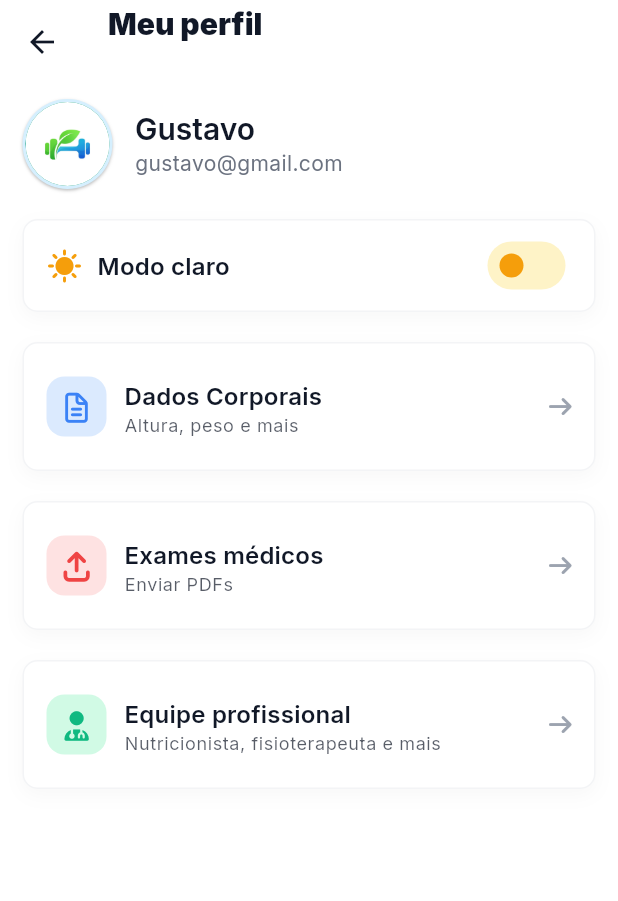
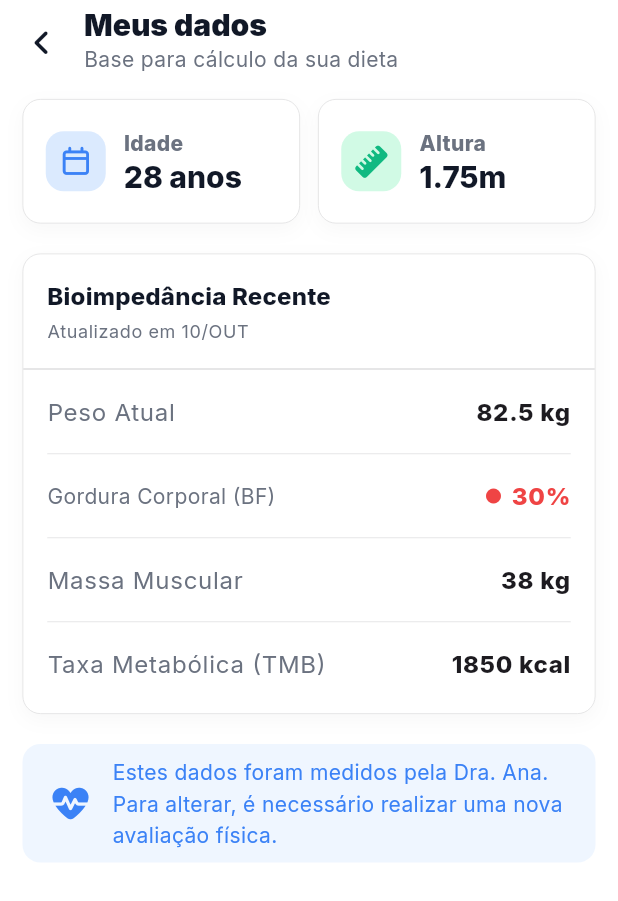
Before and after one commit to Gpeder/nutri, a Flutter app: the ProfileScreen screen opened directly, after a tap on "Dados Corporais", on a phone screen of 412 x 824 dp. Shown: the top 901 px of the screen. Run offline on Flutter 3.47's test engine with Material 3 defaults, Android fonts, the phone set to English and light mode, and no system bars; our stand-ins replace awesome_bottom_bar, font_awesome_flutter, google_fonts, heroicons, material_design_icons_flutter, percent_indicator and 1 more.

Commit message:
Dados corporais pronto

```diff
--- /dev/null
+++ b/lib/models/historic_documents.dart
@@ -0,0 +1,29 @@
+class HistocDocuments {
+  final String pdfName;
+  final String pdfStatus;
+
+  HistocDocuments({required this.pdfName, required this.pdfStatus});
+
+  static List<HistocDocuments> listDocuments = [
+    HistocDocuments(
+      pdfName: 'Hemograma_Completo_2024.pdf',
+      pdfStatus: 'Em análise',
+    ),
+    HistocDocuments(
+      pdfName: 'Exame_Colesterol_2024.pdf',
+      pdfStatus: 'Concluído',
+    ),
+    HistocDocuments(
+      pdfName: 'Avaliacao_Nutricional_Jan.pdf',
+      pdfStatus: 'Pendente',
+    ),
+    HistocDocuments(
+      pdfName: 'Laudo_Cardiologista.pdf',
+      pdfStatus: 'Rejeitado',
+    ),
+    HistocDocuments(
+      pdfName: 'Dieta_Personalizada_v1.pdf',
+      pdfStatus: 'Concluído',
+    ),
+  ];
+}
--- a/lib/screens/diet/diet_screen.dart
+++ b/lib/screens/diet/diet_screen.dart
@@ -9,6 +9,7 @@ import 'package:nutri/widgets/genericappbar.dart';
 import 'package:nutri/screens/diet/widgets/custom_tab_bar.dart';
 
 import 'package:nutri/models/snack_model.dart';
+import 'package:nutri/widgets/notice_cards.dart';
 
 class DietScreen extends StatelessWidget {
   const DietScreen({super.key});
@@ -68,10 +69,7 @@ class DietScreen extends StatelessWidget {
                           gradient: LinearGradient(
                             begin: Alignment.topLeft,
                             end: Alignment.bottomRight,
-                            colors: [
-                              AppColors.green200,
-                              Color(0xFF059669),
-                            ],
+                            colors: [AppColors.green200, Color(0xFF059669)],
                           ),
                           borderRadius: BorderRadius.circular(12),
                           border: Border.all(color: AppColors.gray100),
@@ -128,25 +126,12 @@ class DietScreen extends StatelessWidget {
           return Center(
             child: Padding(
               padding: const EdgeInsets.only(top: 12),
-              child: Container(
-                padding: const EdgeInsets.symmetric(horizontal: 20),
-                decoration: BoxDecoration(
-                  color: AppColors.yellow50,
-                  borderRadius: BorderRadius.circular(12),
-                ),
-                child: ListTile(
-                  contentPadding: EdgeInsets.zero,
-                  leading: Icon(
-                    FontAwesomeIcons.circleExclamation,
-                    color: AppColors.yellow200,
-                  ),
-                  title: Text(
-                    "Nota: Este plano é personalizado. Evite substituições sem consultar seu nutricionista.",
-                    style: Theme.of(context).textTheme.bodyMedium?.copyWith(
-                      color: AppColors.yellow200,
-                    ),
-                  ),
-                ),
+              child: NoticeCard(
+                text: "Nota: Este plano é personalizado. Evite substituições sem consultar seu nutricionista.",
+                icon: FontAwesomeIcons.circleExclamation,
+                iconColor: AppColors.yellow200,
+                textColor: AppColors.yellow200,
+                backgroundColor: AppColors.yellow50,
               ),
             ),
           );
@@ -167,6 +152,8 @@ class DietScreen extends StatelessWidget {
     );
   }
 }
+
+
 
 class RefrigeratorItem extends StatelessWidget {
   final String item;
@@ -199,9 +186,9 @@ class RefrigeratorItem extends StatelessWidget {
         contentPadding: EdgeInsets.zero,
         title: Text(
           item,
-          style: Theme.of(
-            context,
-          ).textTheme.bodyMedium?.copyWith(color: Theme.of(context).colorScheme.onSurface),
+          style: Theme.of(context).textTheme.bodyMedium?.copyWith(
+            color: Theme.of(context).colorScheme.onSurface,
+          ),
         ),
         subtitle: Padding(
           padding: const EdgeInsets.only(top: 4),
--- a/lib/screens/profile/profile.dart
+++ b/lib/screens/profile/profile.dart
@@ -1,8 +1,11 @@
 import 'package:flutter/material.dart';
 import 'package:font_awesome_flutter/font_awesome_flutter.dart';
 import 'package:nutri/core/theme/colors.dart';
+import 'package:nutri/models/historic_documents.dart';
 import 'package:nutri/screens/profile/widgets/container_profile.dart';
+import 'package:nutri/screens/profile/widgets/list_exams.dart';
 import 'package:nutri/screens/profile/widgets/switch_theme.dart';
+import 'package:nutri/screens/profile_pages/body_data.dart';
 import 'package:nutri/widgets/genericappbar.dart';
 
 class ProfileScreen extends StatelessWidget {
@@ -28,9 +31,14 @@ class ProfileScreen extends StatelessWidget {
               title: 'Dados Corporais',
               subtitle: 'Altura, peso e mais',
               icon: FontAwesomeIcons.fileLines,
-              onTap: () {},
+              onTap: () => Navigator.push(
+                context,
+                MaterialPageRoute(
+                  builder: (context) => const BodyData(),
+                ),
+              ),
             ),
-            SizedBox(height: 20),
+            SizedBox(height: 10),
             ContainerProfile(
               title: 'Exames médicos',
               subtitle: 'Enviar PDFs',
@@ -39,7 +47,7 @@ class ProfileScreen extends StatelessWidget {
               bgIconColor: AppColors.red100,
               onTap: () {},
             ),
-            SizedBox(height: 20),
+            SizedBox(height: 10),
             ContainerProfile(
               title: 'Equipe profissional',
               subtitle: 'Nutricionista, fisioterapeuta e mais',
@@ -48,8 +56,38 @@ class ProfileScreen extends StatelessWidget {
               bgIconColor: AppColors.green100,
               onTap: () {},
             ),
+            SizedBox(height: 10),
+            Text(
+              'Arquivos recentes',
+              style: Theme.of(context).textTheme.bodyLarge?.copyWith(
+                color: AppColors.gray500,
+                fontWeight: FontWeight.w800,
+              ),
+            ),
+            SizedBox(height: 5),
+            _listProfile(),
           ],
         ),
+      ),
+    );
+  }
+
+  SizedBox _listProfile() {
+    return SizedBox(
+      child: ListView.separated(
+        shrinkWrap: true,
+        physics: NeverScrollableScrollPhysics(),
+        padding: .only(bottom: 20, top: 10, left: 5, right: 5),
+        separatorBuilder: (context, index) {
+          return SizedBox(height: 10);
+        },
+        itemCount: HistocDocuments.listDocuments.length,
+        itemBuilder: (context, index) {
+          return ListExams(
+            namePdf: HistocDocuments.listDocuments[index].pdfName,
+            statusPdf: HistocDocuments.listDocuments[index].pdfStatus,
+          );
+        },
       ),
     );
   }
--- /dev/null
+++ b/lib/screens/profile/widgets/list_exams.dart
@@ -0,0 +1,43 @@
+import 'package:flutter/material.dart';
+import 'package:font_awesome_flutter/font_awesome_flutter.dart';
+import 'package:nutri/core/theme/colors.dart';
+
+class ListExams extends StatelessWidget {
+  final String namePdf;
+  final String statusPdf;
+  const ListExams({super.key, required this.namePdf, required this.statusPdf});
+
+  @override
+  Widget build(BuildContext context) {
+    return Container(
+      padding: const EdgeInsets.symmetric(horizontal: 10, vertical: 5),
+      decoration: BoxDecoration(
+        color: Colors.grey.shade50,
+        borderRadius: BorderRadius.circular(10),
+      ),
+      child: ListTile(
+        contentPadding: .zero,
+        visualDensity: .compact,
+        leading: const Icon(
+          FontAwesomeIcons.fileLines,
+          size: 20,
+          color: AppColors.gray500,
+        ),
+        title: Text(
+          namePdf,
+          maxLines: 1,
+          overflow: TextOverflow.ellipsis,
+          style: Theme.of(
+            context,
+          ).textTheme.bodyMedium?.copyWith(color: AppColors.gray500),
+        ),
+        trailing: Text(
+          statusPdf,
+          style: Theme.of(
+            context,
+          ).textTheme.bodyMedium?.copyWith(color: AppColors.gray500),
+        ),
+      ),
+    );
+  }
+}
--- /dev/null
+++ b/lib/screens/profile_pages/body_data.dart
@@ -0,0 +1,88 @@
+import 'package:flutter/material.dart';
+import 'package:font_awesome_flutter/font_awesome_flutter.dart';
+import 'package:nutri/core/theme/colors.dart';
+import 'package:nutri/core/theme/app_theme.dart';
+import 'package:nutri/screens/profile_pages/widgets/bioimpedance_table.dart';
+import 'package:nutri/screens/profile_pages/widgets/card_body_data.dart';
+import 'package:nutri/widgets/genericappbar.dart';
+import 'package:nutri/widgets/notice_cards.dart';
+
+class BodyData extends StatelessWidget {
+  const BodyData({super.key});
+
+  @override
+  Widget build(BuildContext context) {
+    final isDark = Theme.of(context).brightness == Brightness.dark;
+
+    return Scaffold(
+      appBar: GenericAppBar(
+        icon: FontAwesomeIcons.angleLeft,
+        title: 'Meus dados',
+        subtitle: 'Base para cálculo da sua dieta',
+      ),
+      body: SingleChildScrollView(
+        padding: const EdgeInsets.symmetric(horizontal: 15),
+        child: Column(
+          children: [
+            _cardsBodyData(isDark),
+            const SizedBox(height: 20),
+            BioimpedanceTable(
+              isDark: isDark,
+              datebioimpedance: '10/OUT',
+              wheightNow: '82.5 kg',
+              bodyFat: '30%',
+              muscleMass: '38 kg',
+              metabolicRate: '1850 kcal',
+            ),
+            const SizedBox(height: 20),
+            NoticeCard(
+              text: "Estes dados foram medidos pela Dra. Ana. Para alterar, é necessário realizar uma nova avaliação física.",
+              icon: FontAwesomeIcons.heartPulse,
+              iconColor: AppColors.blue200,
+              textColor: AppColors.blue200,
+              backgroundColor: AppColors.blue50,
+            ),
+          ],
+        ),
+      ),
+    );
+  }
+
+  LayoutBuilder _cardsBodyData(bool isDark) {
+    return LayoutBuilder(
+      builder: (context, constraints) {
+        double cardWidth = (constraints.maxWidth - 12) / 2;
+        return Wrap(
+          spacing: 12,
+          runSpacing: 12,
+          children: [
+            SizedBox(
+              width: cardWidth,
+              child: CardBodyData(
+                isDark: isDark,
+                title: 'Idade',
+                subtitle: '28 anos',
+                icon: FontAwesomeIcons.calendar,
+                iconColor: AppColors.blue200,
+                bgColor: AppColors.blue100,
+                sizeIcon: 20,
+              ),
+            ),
+            SizedBox(
+              width: cardWidth,
+              child: CardBodyData(
+                isDark: isDark,
+                title: 'Altura',
+                subtitle: '1.75m',
+                icon: FontAwesomeIcons.ruler,
+                iconColor: AppColors.green200,
+                bgColor: AppColors.green100,
+                sizeIcon: 20,
+              ),
+            ),
+          ],
+        );
+      },
+    );
+  }
+}
--- /dev/null
+++ b/lib/screens/profile_pages/widgets/bioimpedance_table.dart
@@ -0,0 +1,163 @@
+import 'package:flutter/material.dart';
+import 'package:nutri/core/theme/app_theme.dart';
+import 'package:nutri/core/theme/colors.dart';
+
+class BioimpedanceTable extends StatelessWidget {
+  final String datebioimpedance;
+  final String wheightNow;
+  final String bodyFat;
+  final String muscleMass;
+  final String metabolicRate;
+  const BioimpedanceTable({
+    super.key,
+    required this.isDark,
+    required this.datebioimpedance,
+    required this.wheightNow,
+    required this.bodyFat,
+    required this.muscleMass,
+    required this.metabolicRate,
+  });
+
+  final bool isDark;
+
+  Color _getBodyFatColor() {
+    final valueString = bodyFat.replaceAll('%', '').trim();
+    final value = double.tryParse(valueString) ?? 0.0;
+
+    if (value <= 20) {
+      return AppColors.green200;
+    } else if (value <= 28) {
+      return AppColors.yellow200;
+    } else {
+      return AppColors.red200;
+    }
+  }
+
+  @override
+  Widget build(BuildContext context) {
+    final bfColor = _getBodyFatColor();
+
+    return Container(
+      width: double.infinity,
+      decoration: BoxDecoration(
+        color: isDark ? Theme.of(context).cardColor : AppColors.white,
+        borderRadius: BorderRadius.circular(12),
+        border: Border.all(color: AppColors.gray200, width: 0.5),
+        boxShadow: AppTheme.softShadow,
+      ),
+      child: Column(
+        crossAxisAlignment: CrossAxisAlignment.start,
+        children: [
+          Padding(
+            padding: const EdgeInsets.all(16.0),
+            child: Column(
+              crossAxisAlignment: CrossAxisAlignment.start,
+              children: [
+                Text(
+                  'Bioimpedância Recente',
+                  style: Theme.of(context).textTheme.titleMedium?.copyWith(
+                    fontWeight: FontWeight.w800,
+                  ),
+                ),
+                const SizedBox(height: 4),
+                Text(
+                  'Atualizado em $datebioimpedance',
+                  style: Theme.of(
+                    context,
+                  ).textTheme.bodySmall?.copyWith(color: AppColors.gray500),
+                ),
+              ],
+            ),
+          ),
+
+          Divider(height: 1, color: AppColors.gray200),
+
+          Padding(
+            padding: const EdgeInsets.symmetric(horizontal: 16.0),
+            child: Table(
+              columnWidths: const {
+                0: FlexColumnWidth(1),
+                1: IntrinsicColumnWidth(),
+              },
+              defaultVerticalAlignment: TableCellVerticalAlignment.middle,
+              border: TableBorder(
+                horizontalInside: BorderSide(
+                  color: AppColors.gray200,
+                  width: 0.5,
+                ),
+              ),
+              children: [
+                _buildTableRow(context, 'Peso Atual', wheightNow),
+
+                TableRow(
+                  children: [
+                    Padding(
+                      padding: const EdgeInsets.symmetric(vertical: 16),
+                      child: Text(
+                        'Gordura Corporal (BF)',
+                        style: Theme.of(context).textTheme.bodyMedium?.copyWith(
+                          color: AppColors.gray500,
+                        ),
+                      ),
+                    ),
+                    Padding(
+                      padding: const EdgeInsets.symmetric(vertical: 16),
+                      child: Row(
+                        mainAxisAlignment: MainAxisAlignment.end,
+                        children: [
+                          Icon(
+                            Icons.circle,
+                            color: bfColor,
+                            size: 12,
+                          ),
+                          const SizedBox(width: 6),
+                          Text(
+                            bodyFat,
+                            style: Theme.of(context).textTheme.bodyLarge
+                                ?.copyWith(
+                                  fontWeight: FontWeight.w800,
+                                  color: bfColor,
+                                ),
+                          ),
+                        ],
+                      ),
+                    ),
+                  ],
+                ),
+                _buildTableRow(context, 'Massa Muscular', muscleMass),
+                _buildTableRow(context, 'Taxa Metabólica (TMB)', metabolicRate),
+              ],
+            ),
+          ),
+          const SizedBox(height: 5),
+        ],
+      ),
+    );
+  }
+}
+
+TableRow _buildTableRow(BuildContext context, String label, String value) {
+  return TableRow(
+    children: [
+      Padding(
+        padding: const EdgeInsets.symmetric(vertical: 16),
+        child: Text(
+          label,
+          style: Theme.of(
+            context,
+          ).textTheme.bodyLarge?.copyWith(color: AppColors.gray500),
+        ),
+      ),
+      Padding(
+        padding: const EdgeInsets.symmetric(vertical: 16),
+        child: Text(
+          value,
+          textAlign: TextAlign.right,
+          style: Theme.of(
+            context,
+          ).textTheme.bodyLarge?.copyWith(fontWeight: FontWeight.w800),
+        ),
+      ),
+    ],
+  );
+}
--- /dev/null
+++ b/lib/screens/profile_pages/widgets/card_body_data.dart
@@ -0,0 +1,62 @@
+import 'package:flutter/material.dart';
+import 'package:nutri/core/theme/app_theme.dart';
+import 'package:nutri/core/theme/colors.dart';
+import 'package:nutri/widgets/container_icon.dart';
+
+class CardBodyData extends StatelessWidget {
+  final String title;
+  final String subtitle;
+  final IconData icon;
+  final Color iconColor;
+  final Color bgColor;
+  final double sizeIcon;
+  const CardBodyData({
+    super.key,
+    required this.title,
+    required this.subtitle,
+    required this.icon,
+    required this.iconColor,
+    required this.bgColor,
+    required this.sizeIcon,
+    required this.isDark,
+  });
+
+  final bool isDark;
+
+  @override
+  Widget build(BuildContext context) {
+    return Container(
+      padding: const EdgeInsets.symmetric(horizontal: 15, vertical: 10),
+      decoration: BoxDecoration(
+        color: isDark ? Theme.of(context).cardColor : AppColors.white,
+        borderRadius: BorderRadius.circular(12),
+        border: Border.all(color: AppColors.gray200, width: 0.5),
+        boxShadow: AppTheme.softShadow,
+      ),
+      child: ListTile(
+        contentPadding: .zero,
+        visualDensity: .compact,
+        leading: ContainerIcon(
+          icon: icon,
+          iconColor: iconColor,
+          bgColor: bgColor,
+          sizeIcon: sizeIcon,
+        ),
+        title: Text(
+          title,
+          style: Theme.of(context).textTheme.bodyMedium?.copyWith(
+            color: AppColors.gray500,
+            fontWeight: FontWeight.w800,
+          ),
+        ),
+        subtitle: Text(
+          subtitle,
+          style: Theme.of(context).textTheme.titleLarge?.copyWith(
+            color: AppColors.gray900,
+            fontWeight: FontWeight.w800,
+          ),
+        ),
+      ),
+    );
+  }
+}
--- /dev/null
+++ b/lib/widgets/container_icon.dart
@@ -0,0 +1,29 @@
+import 'package:flutter/material.dart';
+
+class ContainerIcon extends StatelessWidget {
+  final IconData icon;
+  final Color iconColor;
+  final Color bgColor;
+  final double sizeIcon;
+  const ContainerIcon({
+    super.key,
+    required this.icon,
+    required this.iconColor,
+    required this.bgColor,
+    required this.sizeIcon,
+  });
+
+  @override
+  Widget build(BuildContext context) {
+    return Container(
+      padding: .zero,
+      width: 40,
+      height: 40,
+      decoration: BoxDecoration(
+        color: bgColor,
+        borderRadius: BorderRadius.circular(12),
+      ),
+      child: Icon(icon, color: iconColor, size: sizeIcon),
+    );
+  }
+}
--- a/lib/widgets/genericappbar.dart
+++ b/lib/widgets/genericappbar.dart
@@ -4,11 +4,25 @@ import 'package:nutri/core/theme/colors.dart';
 class GenericAppBar extends StatelessWidget implements PreferredSizeWidget {
   final String title;
   final String subtitle;
-  const GenericAppBar({super.key, required this.title, required this.subtitle});
+  final IconData? icon;
+  const GenericAppBar({
+    super.key,
+    required this.title,
+    required this.subtitle,
+    this.icon,
+  });
 
   @override
   Widget build(BuildContext context) {
     return AppBar(
+      leading: icon != null
+          ? IconButton(
+              icon: Icon(icon, size: 20),
+              onPressed: () => Navigator.pop(context),
+            )
+          : null,
+      automaticallyImplyLeading: false,
+      titleSpacing: icon != null ? 0 : null,
       forceMaterialTransparency: true,
       bottom: const PreferredSize(
         preferredSize: Size.fromHeight(10),
--- /dev/null
+++ b/lib/widgets/notice_cards.dart
@@ -0,0 +1,38 @@
+import 'package:flutter/material.dart';
+
+class NoticeCard extends StatelessWidget {
+  final String text;
+  final IconData icon;
+  final Color iconColor;
+  final Color textColor;
+  final Color backgroundColor;
+  const NoticeCard({
+    super.key,
+    required this.text,
+    required this.icon,
+    required this.iconColor,
+    required this.textColor,
+    required this.backgroundColor,
+  });
+
+  @override
+  Widget build(BuildContext context) {
+    return Container(
+      padding: const EdgeInsets.symmetric(horizontal: 20),
+      decoration: BoxDecoration(
+        color: backgroundColor,
+        borderRadius: BorderRadius.circular(12),
+      ),
+      child: ListTile(
+        contentPadding: EdgeInsets.zero,
+        leading: Icon(icon, color: iconColor),
+        title: Text(
+          text,
+          style: Theme.of(
+            context,
+          ).textTheme.bodyMedium?.copyWith(color: textColor),
+        ),
+      ),
+    );
+  }
+}
```
